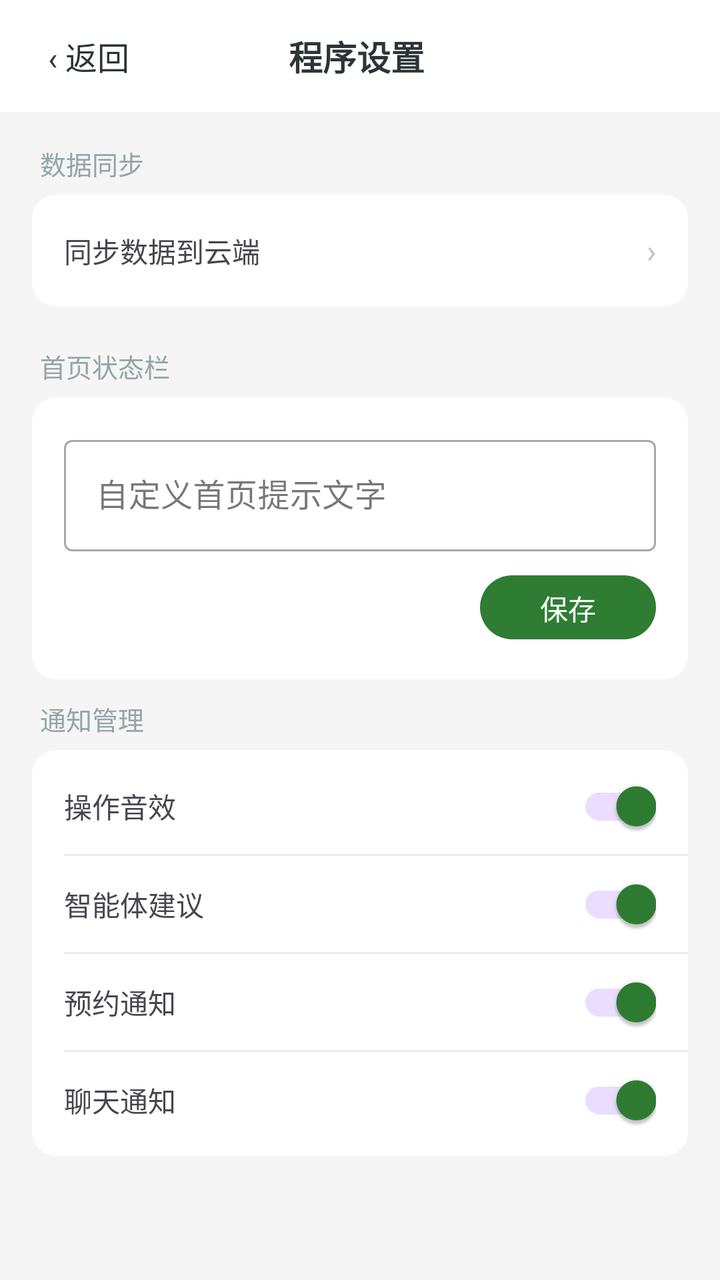
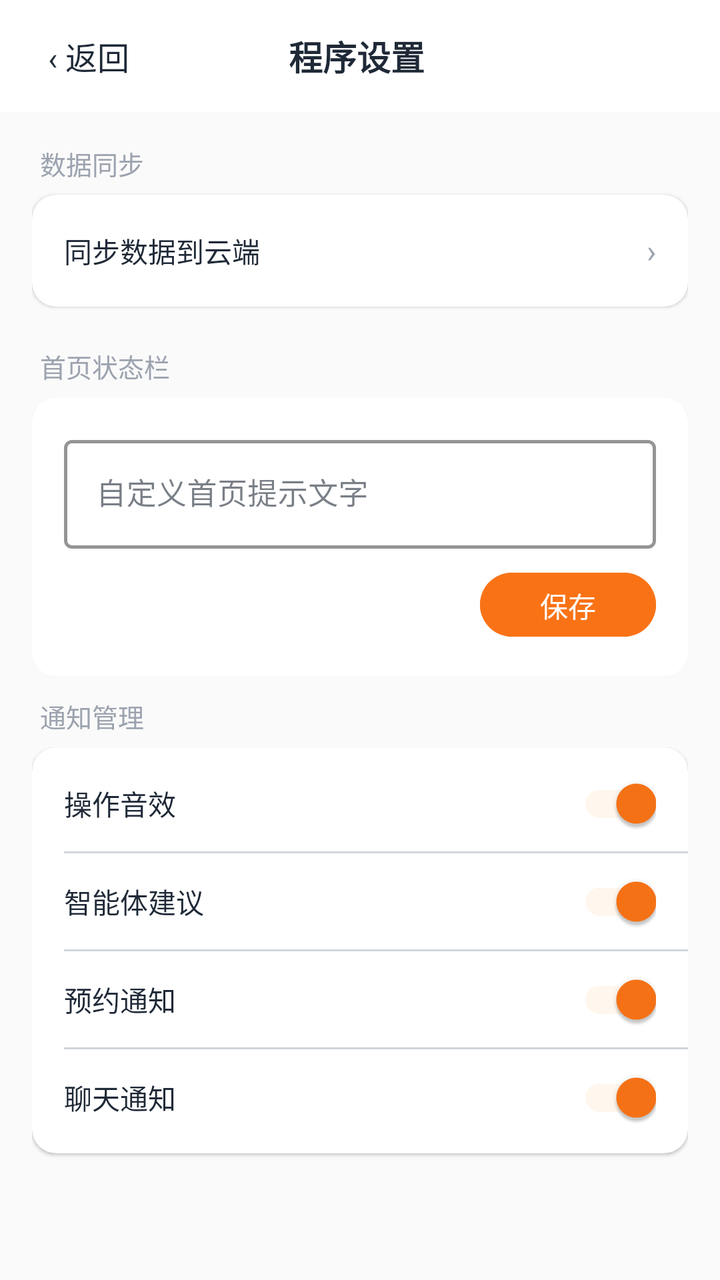

The first picture is an Android layout as it rendered before a commit; the second is the same layout after the commit. The layout source and the unified diff follow.
<!-- AndroidManifest.xml: application theme Theme.ClothingSI -->
<!-- res/layout/activity_program_settings.xml -->
<?xml version="1.0" encoding="utf-8"?>
<LinearLayout xmlns:android="http://schemas.android.com/apk/res/android"
    xmlns:app="http://schemas.android.com/apk/res-auto"
    android:layout_width="match_parent" android:layout_height="match_parent"
    android:orientation="vertical" android:background="#F5F5F5">

    <LinearLayout android:layout_width="match_parent" android:layout_height="56dp"
        android:background="#FFFFFF" android:orientation="horizontal"
        android:gravity="center_vertical" android:paddingStart="16dp" android:paddingEnd="16dp">
        <TextView android:id="@+id/btn_back" android:layout_width="wrap_content"
            android:layout_height="wrap_content" android:text="‹ 返回"
            android:textSize="16dp" android:textColor="#2D3436" android:padding="8dp" />
        <TextView android:layout_width="0dp" android:layout_height="wrap_content"
            android:layout_weight="1" android:text="程序设置"
            android:textSize="17dp" android:textStyle="bold" android:textColor="#2D3436"
            android:gravity="center" android:layout_marginEnd="60dp"
            android:id="@+id/tv_title" />
    </LinearLayout>

    <ScrollView android:layout_width="match_parent" android:layout_height="match_parent">
        <LinearLayout android:layout_width="match_parent" android:layout_height="wrap_content"
            android:orientation="vertical" android:padding="16dp">

            
            <TextView android:layout_width="wrap_content" android:layout_height="wrap_content"
                android:text="数据同步" android:textSize="13dp" android:textColor="#95A5A6"
                android:layout_marginBottom="6dp" android:layout_marginStart="4dp" />
            <androidx.cardview.widget.CardView android:layout_width="match_parent"
                android:layout_height="wrap_content" app:cardCornerRadius="12dp"
                app:cardElevation="0dp" android:layout_marginBottom="10dp">
                <LinearLayout android:layout_width="match_parent" android:layout_height="wrap_content"
                    android:orientation="vertical" android:paddingVertical="4dp">
                    <LinearLayout android:id="@+id/settings_sync"
                        android:layout_width="match_parent" android:layout_height="48dp"
                        android:orientation="horizontal" android:gravity="center_vertical"
                        android:paddingHorizontal="16dp" android:clickable="true" android:focusable="true">
                        <TextView android:layout_width="0dp" android:layout_height="wrap_content"
                            android:layout_weight="1" android:text="同步数据到云端" android:textSize="14dp" />
                        <TextView android:layout_width="wrap_content" android:layout_height="wrap_content"
                            android:text="›" android:textSize="16dp" android:textColor="#BDC3C7" />
                    </LinearLayout>
                </LinearLayout>
            </androidx.cardview.widget.CardView>

            
            <TextView android:layout_width="wrap_content" android:layout_height="wrap_content"
                android:text="首页状态栏" android:textSize="13dp" android:textColor="#95A5A6"
                android:layout_marginBottom="6dp" android:layout_marginStart="4dp"
                android:layout_marginTop="10dp" />
            <androidx.cardview.widget.CardView android:layout_width="match_parent"
                android:layout_height="wrap_content" app:cardCornerRadius="12dp"
                app:cardElevation="0dp" android:layout_marginBottom="10dp">
                <LinearLayout android:layout_width="match_parent" android:layout_height="wrap_content"
                    android:orientation="vertical" android:padding="16dp">
                    <com.google.android.material.textfield.TextInputLayout
                        android:layout_width="match_parent" android:layout_height="wrap_content"
                        android:hint="自定义首页提示文字"
                        style="@style/Widget.MaterialComponents.TextInputLayout.OutlinedBox">
                        <com.google.android.material.textfield.TextInputEditText
                            android:id="@+id/et_home_status"
                            android:layout_width="match_parent" android:layout_height="wrap_content"
                            android:maxLines="2" android:inputType="text" />
                    </com.google.android.material.textfield.TextInputLayout>
                    <com.google.android.material.button.MaterialButton
                        android:id="@+id/btn_save_home_status"
                        android:layout_width="wrap_content" android:layout_height="40dp"
                        android:text="保存" android:textSize="14dp" app:cornerRadius="20dp"
                        android:layout_gravity="end" android:layout_marginTop="8dp" />
                </LinearLayout>
            </androidx.cardview.widget.CardView>

            
            <TextView android:layout_width="wrap_content" android:layout_height="wrap_content"
                android:text="通知管理" android:textSize="13dp" android:textColor="#95A5A6"
                android:layout_marginBottom="6dp" android:layout_marginStart="4dp" />
            <androidx.cardview.widget.CardView android:layout_width="match_parent"
                android:layout_height="wrap_content" app:cardCornerRadius="12dp"
                app:cardElevation="0dp" android:layout_marginBottom="10dp">
                <LinearLayout android:layout_width="match_parent" android:layout_height="wrap_content"
                    android:orientation="vertical" android:paddingVertical="4dp">
                    <LinearLayout android:layout_width="match_parent" android:layout_height="48dp"
                        android:orientation="horizontal" android:gravity="center_vertical"
                        android:paddingHorizontal="16dp">
                        <TextView android:layout_width="0dp" android:layout_height="wrap_content"
                            android:layout_weight="1" android:text="操作音效" android:textSize="14dp" />
                        <com.google.android.material.switchmaterial.SwitchMaterial
                            android:id="@+id/switch_sound" android:layout_width="wrap_content"
                            android:layout_height="wrap_content" android:checked="true" />
                    </LinearLayout>
                    <View android:layout_width="match_parent" android:layout_height="1dp" android:background="#E8EAED" android:layout_marginStart="16dp" />
                    <LinearLayout android:layout_width="match_parent" android:layout_height="48dp"
                        android:orientation="horizontal" android:gravity="center_vertical"
                        android:paddingHorizontal="16dp">
                        <TextView android:layout_width="0dp" android:layout_height="wrap_content"
                            android:layout_weight="1" android:text="智能体建议" android:textSize="14dp" />
                        <com.google.android.material.switchmaterial.SwitchMaterial
                            android:id="@+id/switch_notify_agent" android:layout_width="wrap_content"
                            android:layout_height="wrap_content" android:checked="true" />
                    </LinearLayout>
                    <View android:layout_width="match_parent" android:layout_height="1dp" android:background="#E8EAED" android:layout_marginStart="16dp" />
                    <LinearLayout android:layout_width="match_parent" android:layout_height="48dp"
                        android:orientation="horizontal" android:gravity="center_vertical"
                        android:paddingHorizontal="16dp">
                        <TextView android:layout_width="0dp" android:layout_height="wrap_content"
                            android:layout_weight="1" android:text="预约通知" android:textSize="14dp" />
                        <com.google.android.material.switchmaterial.SwitchMaterial
                            android:id="@+id/switch_notify_appt" android:layout_width="wrap_content"
                            android:layout_height="wrap_content" android:checked="true" />
                    </LinearLayout>
                    <View android:layout_width="match_parent" android:layout_height="1dp" android:background="#E8EAED" android:layout_marginStart="16dp" />
                    <LinearLayout android:layout_width="match_parent" android:layout_height="48dp"
                        android:orientation="horizontal" android:gravity="center_vertical"
                        android:paddingHorizontal="16dp">
                        <TextView android:layout_width="0dp" android:layout_height="wrap_content"
                            android:layout_weight="1" android:text="聊天通知" android:textSize="14dp" />
                        <com.google.android.material.switchmaterial.SwitchMaterial
                            android:id="@+id/switch_notify_chat" android:layout_width="wrap_content"
                            android:layout_height="wrap_content" android:checked="true" />
                    </LinearLayout>
                </LinearLayout>
            </androidx.cardview.widget.CardView>

        </LinearLayout>
    </ScrollView>
</LinearLayout>
<!-- resources referenced by this layout -->
<resources>
  <style name="Theme.ClothingSI" parent="Theme.Material3.Light.NoActionBar">
          <item name="colorPrimary">@color/primary</item>
          <item name="colorPrimaryDark">@color/primary_dark</item>
          <item name="colorAccent">@color/accent</item>
          <item name="android:statusBarColor">@android:color/transparent</item>
          <item name="android:navigationBarColor">@color/white</item>
          
          <item name="android:windowLightStatusBar">true</item>
          
          <item name="android:fontFamily">sans-serif</item>
          <item name="android:textViewStyle">@style/TextView.Base</item>
      </style>
  <color name="primary">#2E7D32</color>
  <color name="primary_dark">#1B5E20</color>
  <color name="accent">#66BB6A</color>
  <color name="white">#FFFFFF</color>
  <style name="TextView.Base" parent="android:Widget.TextView">
          <item name="android:fontFamily">sans-serif</item>
      </style>
</resources>

<!-- the commit's change to res/layout/activity_program_settings.xml (unified diff, before → after) -->
@@ -2,17 +2,17 @@
 <LinearLayout xmlns:android="http://schemas.android.com/apk/res/android"
     xmlns:app="http://schemas.android.com/apk/res-auto"
     android:layout_width="match_parent" android:layout_height="match_parent"
-    android:orientation="vertical" android:background="#F5F5F5">
+    android:orientation="vertical" android:background="@color/md_surface_container_low">
 
     <LinearLayout android:layout_width="match_parent" android:layout_height="56dp"
-        android:background="#FFFFFF" android:orientation="horizontal"
+        android:background="@color/md_surface" android:orientation="horizontal"
         android:gravity="center_vertical" android:paddingStart="16dp" android:paddingEnd="16dp">
         <TextView android:id="@+id/btn_back" android:layout_width="wrap_content"
             android:layout_height="wrap_content" android:text="‹ 返回"
-            android:textSize="16dp" android:textColor="#2D3436" android:padding="8dp" />
+            android:textSize="16sp" android:textColor="@color/md_on_surface" android:padding="8dp" />
         <TextView android:layout_width="0dp" android:layout_height="wrap_content"
             android:layout_weight="1" android:text="程序设置"
-            android:textSize="17dp" android:textStyle="bold" android:textColor="#2D3436"
+            android:textSize="17sp" android:textStyle="bold" android:textColor="@color/md_on_surface"
             android:gravity="center" android:layout_marginEnd="60dp"
             android:id="@+id/tv_title" />
     </LinearLayout>
@@ -23,11 +23,11 @@
 
             
             <TextView android:layout_width="wrap_content" android:layout_height="wrap_content"
-                android:text="数据同步" android:textSize="13dp" android:textColor="#95A5A6"
+                android:text="数据同步" android:textSize="13sp" android:textColor="@color/md_on_surface_variant"
                 android:layout_marginBottom="6dp" android:layout_marginStart="4dp" />
             <androidx.cardview.widget.CardView android:layout_width="match_parent"
                 android:layout_height="wrap_content" app:cardCornerRadius="12dp"
-                app:cardElevation="0dp" android:layout_marginBottom="10dp">
+                app:cardElevation="1dp" android:layout_marginBottom="10dp">
                 <LinearLayout android:layout_width="match_parent" android:layout_height="wrap_content"
                     android:orientation="vertical" android:paddingVertical="4dp">
                     <LinearLayout android:id="@+id/settings_sync"
@@ -35,91 +35,101 @@
                         android:orientation="horizontal" android:gravity="center_vertical"
                         android:paddingHorizontal="16dp" android:clickable="true" android:focusable="true">
                         <TextView android:layout_width="0dp" android:layout_height="wrap_content"
-                            android:layout_weight="1" android:text="同步数据到云端" android:textSize="14dp" />
+                            android:layout_weight="1" android:text="同步数据到云端"
+                            android:textSize="14sp" android:textColor="@color/md_on_surface" />
                         <TextView android:layout_width="wrap_content" android:layout_height="wrap_content"
-                            android:text="›" android:textSize="16dp" android:textColor="#BDC3C7" />
+                            android:text="›" android:textSize="16sp" android:textColor="@color/md_outline" />
                     </LinearLayout>
                 </LinearLayout>
             </androidx.cardview.widget.CardView>
 
             
             <TextView android:layout_width="wrap_content" android:layout_height="wrap_content"
-                android:text="首页状态栏" android:textSize="13dp" android:textColor="#95A5A6"
+                android:text="首页状态栏" android:textSize="13sp" android:textColor="@color/md_on_surface_variant"
                 android:layout_marginBottom="6dp" android:layout_marginStart="4dp"
                 android:layout_marginTop="10dp" />
             <androidx.cardview.widget.CardView android:layout_width="match_parent"
                 android:layout_height="wrap_content" app:cardCornerRadius="12dp"
-                app:cardElevation="0dp" android:layout_marginBottom="10dp">
+                app:cardElevation="1dp" android:layout_marginBottom="10dp">
                 <LinearLayout android:layout_width="match_parent" android:layout_height="wrap_content"
                     android:orientation="vertical" android:padding="16dp">
                     <com.google.android.material.textfield.TextInputLayout
                         android:layout_width="match_parent" android:layout_height="wrap_content"
                         android:hint="自定义首页提示文字"
-                        style="@style/Widget.MaterialComponents.TextInputLayout.OutlinedBox">
+                        style="@style/Widget.MaterialComponents.TextInputLayout.OutlinedBox"
+                        app:boxStrokeColor="@color/md_primary" app:boxStrokeWidth="1.5dp">
                         <com.google.android.material.textfield.TextInputEditText
                             android:id="@+id/et_home_status"
                             android:layout_width="match_parent" android:layout_height="wrap_content"
-                            android:maxLines="2" android:inputType="text" />
+                            android:maxLines="2" android:inputType="text" android:textSize="15sp" />
                     </com.google.android.material.textfield.TextInputLayout>
                     <com.google.android.material.button.MaterialButton
                         android:id="@+id/btn_save_home_status"
                         android:layout_width="wrap_content" android:layout_height="40dp"
-                        android:text="保存" android:textSize="14dp" app:cornerRadius="20dp"
+                        android:text="保存" android:textSize="14sp" app:cornerRadius="20dp"
+                        android:backgroundTint="@color/md_primary"
+                        android:textColor="@color/md_on_primary"
                         android:layout_gravity="end" android:layout_marginTop="8dp" />
                 </LinearLayout>
             </androidx.cardview.widget.CardView>
 
             
             <TextView android:layout_width="wrap_content" android:layout_height="wrap_content"
-                android:text="通知管理" android:textSize="13dp" android:textColor="#95A5A6"
+                android:text="通知管理" android:textSize="13sp" android:textColor="@color/md_on_surface_variant"
                 android:layout_marginBottom="6dp" android:layout_marginStart="4dp" />
             <androidx.cardview.widget.CardView android:layout_width="match_parent"
                 android:layout_height="wrap_content" app:cardCornerRadius="12dp"
-                app:cardElevation="0dp" android:layout_marginBottom="10dp">
+                app:cardElevation="1dp" android:layout_marginBottom="10dp">
                 <LinearLayout android:layout_width="match_parent" android:layout_height="wrap_content"
                     android:orientation="vertical" android:paddingVertical="4dp">
                     <LinearLayout android:layout_width="match_parent" android:layout_height="48dp"
                         android:orientation="horizontal" android:gravity="center_vertical"
                         android:paddingHorizontal="16dp">
                         <TextView android:layout_width="0dp" android:layout_height="wrap_content"
-                            android:layout_weight="1" android:text="操作音效" android:textSize="14dp" />
+                            android:layout_weight="1" android:text="操作音效"
+                            android:textSize="14sp" android:textColor="@color/md_on_surface" />
                         <com.google.android.material.switchmaterial.SwitchMaterial
                             android:id="@+id/switch_sound" android:layout_width="wrap_content"
                             android:layout_height="wrap_content" android:checked="true" />
                     </LinearLayout>
-                    <View android:layout_width="match_parent" android:layout_height="1dp" android:background="#E8EAED" android:layout_marginStart="16dp" />
+                    <View android:layout_width="match_parent" android:layout_height="1dp"
+                        android:background="@color/md_outline_variant" android:layout_marginStart="16dp" />
                     <LinearLayout android:layout_width="match_parent" android:layout_height="48dp"
                         android:orientation="horizontal" android:gravity="center_vertical"
                         android:paddingHorizontal="16dp">
                         <TextView android:layout_width="0dp" android:layout_height="wrap_content"
-                            android:layout_weight="1" android:text="智能体建议" android:textSize="14dp" />
+                            android:layout_weight="1" android:text="智能体建议"
+                            android:textSize="14sp" android:textColor="@color/md_on_surface" />
                         <com.google.android.material.switchmaterial.SwitchMaterial
                             android:id="@+id/switch_notify_agent" android:layout_width="wrap_content"
                             android:layout_height="wrap_content" android:checked="true" />
                     </LinearLayout>
-                    <View android:layout_width="match_parent" android:layout_height="1dp" android:background="#E8EAED" android:layout_marginStart="16dp" />
+                    <View android:layout_width="match_parent" android:layout_height="1dp"
+                        android:background="@color/md_outline_variant" android:layout_marginStart="16dp" />
                     <LinearLayout android:layout_width="match_parent" android:layout_height="48dp"
                         android:orientation="horizontal" android:gravity="center_vertical"
                         android:paddingHorizontal="16dp">
                         <TextView android:layout_width="0dp" android:layout_height="wrap_content"
-                            android:layout_weight="1" android:text="预约通知" android:textSize="14dp" />
+                            android:layout_weight="1" android:text="预约通知"
+                            android:textSize="14sp" android:textColor="@color/md_on_surface" />
                         <com.google.android.material.switchmaterial.SwitchMaterial
                             android:id="@+id/switch_notify_appt" android:layout_width="wrap_content"
                             android:layout_height="wrap_content" android:checked="true" />
                     </LinearLayout>
-                    <View android:layout_width="match_parent" android:layout_height="1dp" android:background="#E8EAED" android:layout_marginStart="16dp" />
+                    <View android:layout_width="match_parent" android:layout_height="1dp"
+                        android:background="@color/md_outline_variant" android:layout_marginStart="16dp" />
                     <LinearLayout android:layout_width="match_parent" android:layout_height="48dp"
                         android:orientation="horizontal" android:gravity="center_vertical"
                         android:paddingHorizontal="16dp">
                         <TextView android:layout_width="0dp" android:layout_height="wrap_content"
-                            android:layout_weight="1" android:text="聊天通知" android:textSize="14dp" />
+                            android:layout_weight="1" android:text="聊天通知"
+                            android:textSize="14sp" android:textColor="@color/md_on_surface" />
                         <com.google.android.material.switchmaterial.SwitchMaterial
                             android:id="@+id/switch_notify_chat" android:layout_width="wrap_content"
                             android:layout_height="wrap_content" android:checked="true" />
                     </LinearLayout>
                 </LinearLayout>
             </androidx.cardview.widget.CardView>
-
         </LinearLayout>
     </ScrollView>
 </LinearLayout>
<!-- resource entries referenced after the edit -->
@@ -1,21 +1,57 @@
 <!-- resources referenced by this layout -->
 <resources>
+  <color name="md_on_primary">#FFFFFF</color>
+  <color name="md_on_surface">#1F2937</color>
+  <color name="md_on_surface_variant">#9CA3AF</color>
+  <color name="md_outline">#9CA3AF</color>
+  <color name="md_outline_variant">#D1D5DB</color>
+  <color name="md_primary">#F97316</color>
+  <color name="md_surface">#FFFFFF</color>
+  <color name="md_surface_container_low">#FAFAFA</color>
   <style name="Theme.ClothingSI" parent="Theme.Material3.Light.NoActionBar">
-          <item name="colorPrimary">@color/primary</item>
-          <item name="colorPrimaryDark">@color/primary_dark</item>
-          <item name="colorAccent">@color/accent</item>
+          
+          <item name="colorPrimary">@color/md_primary</item>
+          <item name="colorOnPrimary">@color/md_on_primary</item>
+          <item name="colorPrimaryContainer">@color/md_primary_container</item>
+          <item name="colorOnPrimaryContainer">@color/md_on_primary_container</item>
+  
+          
+          <item name="colorSecondary">@color/md_secondary</item>
+          <item name="colorOnSecondary">@color/md_on_secondary</item>
+          <item name="colorSecondaryContainer">@color/md_secondary_container</item>
+          <item name="colorOnSecondaryContainer">@color/md_on_secondary_container</item>
+  
+          
+          <item name="android:colorBackground">@color/md_surface_container_low</item>
+          <item name="colorSurface">@color/md_surface</item>
+          <item name="colorOnSurface">@color/md_on_surface</item>
+          <item name="colorOnSurfaceVariant">@color/md_on_surface_variant</item>
+  
+          
+          <item name="colorOutline">@color/md_outline</item>
+          <item name="colorOutlineVariant">@color/md_outline_variant</item>
+  
+          
+          <item name="colorError">@color/md_error</item>
+          <item name="colorOnError">@color/md_on_error</item>
+  
+          
           <item name="android:statusBarColor">@android:color/transparent</item>
-          <item name="android:navigationBarColor">@color/white</item>
-          
+          <item name="android:navigationBarColor">@color/md_surface</item>
           <item name="android:windowLightStatusBar">true</item>
+  
           
           <item name="android:fontFamily">sans-serif</item>
           <item name="android:textViewStyle">@style/TextView.Base</item>
       </style>
-  <color name="primary">#2E7D32</color>
-  <color name="primary_dark">#1B5E20</color>
-  <color name="accent">#66BB6A</color>
-  <color name="white">#FFFFFF</color>
+  <color name="md_primary_container">#FFF7ED</color>
+  <color name="md_on_primary_container">#5C3D00</color>
+  <color name="md_secondary">#2563EB</color>
+  <color name="md_on_secondary">#FFFFFF</color>
+  <color name="md_secondary_container">#DBEAFE</color>
+  <color name="md_on_secondary_container">#001A3E</color>
+  <color name="md_error">#EF4444</color>
+  <color name="md_on_error">#FFFFFF</color>
   <style name="TextView.Base" parent="android:Widget.TextView">
           <item name="android:fontFamily">sans-serif</item>
       </style>
